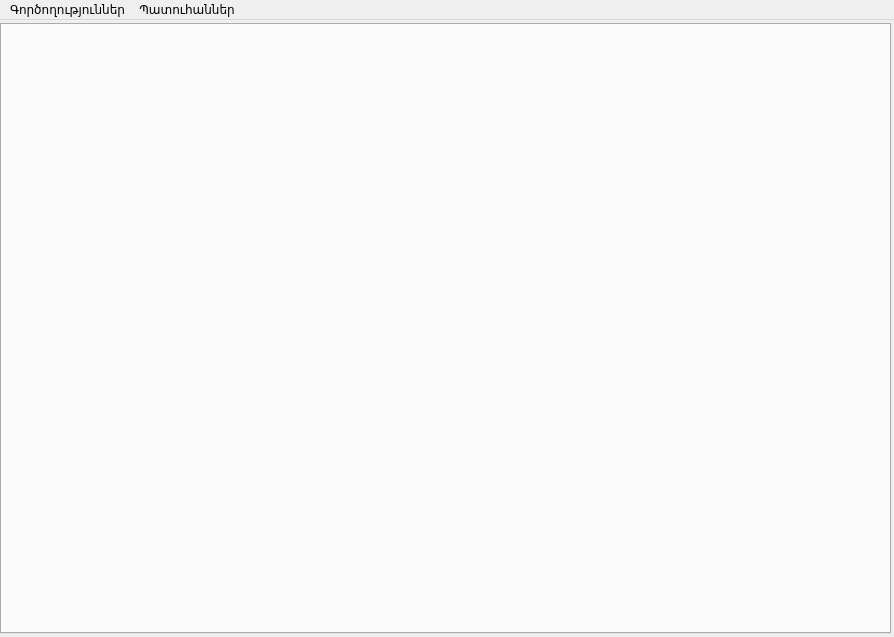
Before: the Qt Designer form src/farmmanager.ui in ADCompany/AD-Farm, drawn with Qt 5.
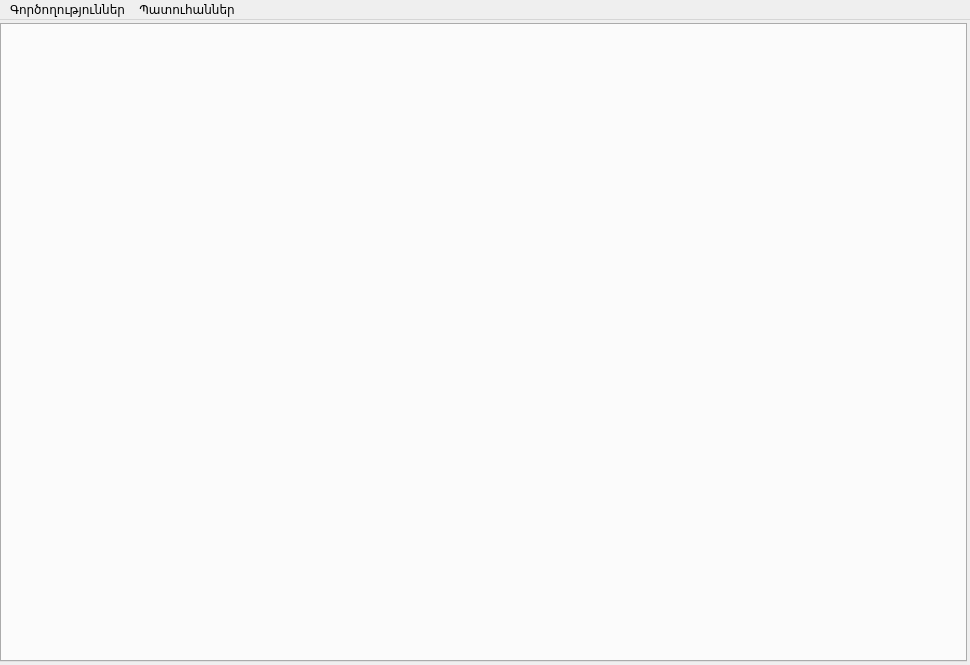
After: the same form once the commit is applied. Icons and pictures are not drawn.

Diff of the .ui file:
```diff
--- a/src/farmmanager.ui
+++ b/src/farmmanager.ui
@@ -6,8 +6,8 @@
    <rect>
     <x>0</x>
     <y>0</y>
-    <width>894</width>
-    <height>637</height>
+    <width>970</width>
+    <height>665</height>
    </rect>
   </property>
   <property name="windowTitle">
@@ -44,6 +44,35 @@
         <pointsize>10</pointsize>
        </font>
       </property>
+      <property name="styleSheet">
+       <string notr="true">QtPerspectiveSwitcherTabBar::tab
+	{
+		min - height: 24px;
+		border - top: 1px solid palette( mid );
+		border - left: 1px solid palette( mid );
+		border - bottom: 0px;
+		border - top - left - radius: 8px;
+		border - top - right - radius: 8px;
+		margin - top: -1px;
+		margin - right: 4px;
+		padding - left: 5px;
+	    background: rgb( 210, 221, 239 );
+	}
+	
+	QtPerspectiveSwitcherTabBar::tab:selected : hover{
+		border - bottom: 1px solid palette( mid );
+		background: yellow;
+	}
+			
+		QtPerspectiveSwitcherTabBar::tab : !selected{
+		margin - top: 5px;
+		background: qlineargradient( x1 : 0, y1 : 0, x2 : 0, y2 : 1, stop : 0 rgb( 156, 181, 220 ), stop : 1 rgb( 130, 160, 210 ) );
+	}
+				
+		QtPerspectiveSwitcherTabBar::tab : !selected : hover{
+		background: yellow;
+	}</string>
+      </property>
       <property name="tabPosition">
        <enum>QTabWidget::North</enum>
       </property>
@@ -80,7 +109,7 @@
     <rect>
      <x>0</x>
      <y>0</y>
-     <width>894</width>
+     <width>970</width>
      <height>21</height>
     </rect>
    </property>
```
Left out of the diff: 13 changed lines with no effect on the pictures.
